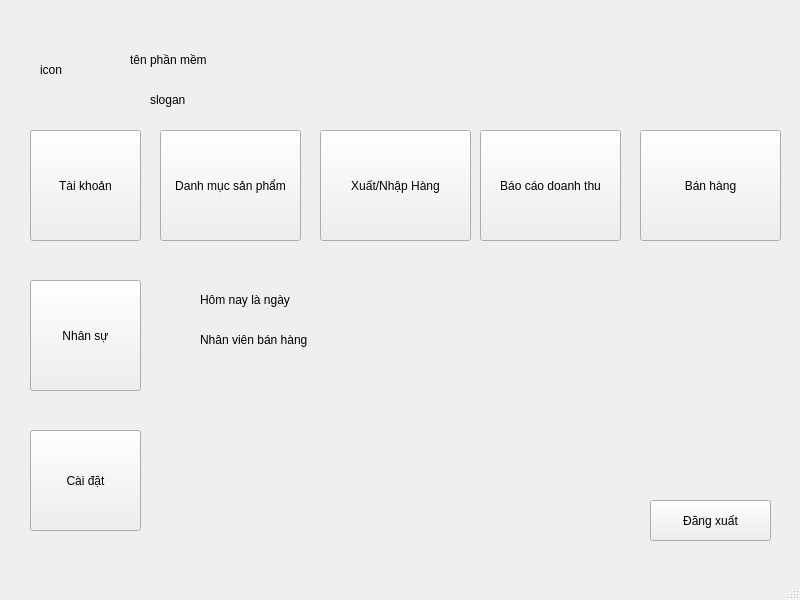
First picture: the form in nekolibro.ui, repository suofujita/nekolibro, before the edit.
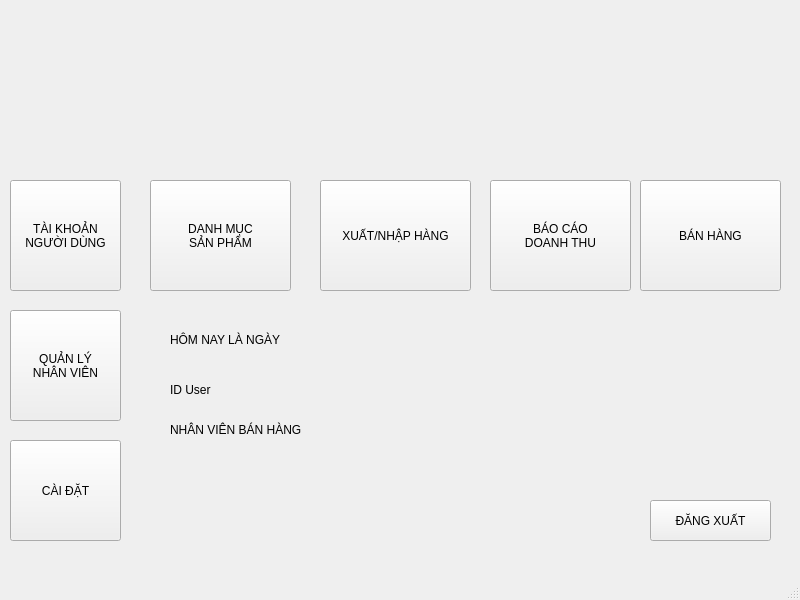
Second picture: the form after the edit. Icons and pictures are not drawn.

The edit to the form file:
```diff
--- a/nekolibro.ui
+++ b/nekolibro.ui
@@ -14,108 +14,91 @@
    <string>NekoLibro</string>
   </property>
   <widget class="QWidget" name="centralwidget">
-   <widget class="QPushButton" name="settings">
-    <property name="geometry">
-     <rect>
-      <x>30</x>
-      <y>430</y>
-      <width>111</width>
-      <height>101</height>
-     </rect>
-    </property>
-    <property name="text">
-     <string>Cài đặt</string>
-    </property>
-   </widget>
-   <widget class="QPushButton" name="reports">
-    <property name="geometry">
-     <rect>
-      <x>480</x>
-      <y>130</y>
-      <width>141</width>
-      <height>111</height>
-     </rect>
-    </property>
-    <property name="text">
-     <string>Báo cáo doanh thu</string>
-    </property>
-   </widget>
-   <widget class="QPushButton" name="import_export">
-    <property name="geometry">
-     <rect>
-      <x>320</x>
-      <y>130</y>
-      <width>151</width>
-      <height>111</height>
-     </rect>
-    </property>
-    <property name="text">
-     <string>Xuất/Nhập Hàng</string>
-    </property>
-   </widget>
-   <widget class="QPushButton" name="users">
-    <property name="geometry">
-     <rect>
-      <x>30</x>
-      <y>130</y>
-      <width>111</width>
-      <height>111</height>
-     </rect>
-    </property>
-    <property name="text">
-     <string>Tài khoản</string>
-    </property>
-   </widget>
-   <widget class="QPushButton" name="employees">
-    <property name="geometry">
-     <rect>
-      <x>30</x>
-      <y>280</y>
-      <width>111</width>
-      <height>111</height>
-     </rect>
-    </property>
-    <property name="text">
-     <string>Nhân sự</string>
-    </property>
-   </widget>
    <widget class="QLabel" name="label">
     <property name="geometry">
      <rect>
-      <x>200</x>
-      <y>290</y>
+      <x>170</x>
+      <y>330</y>
       <width>171</width>
       <height>20</height>
      </rect>
     </property>
     <property name="text">
-     <string>Hôm nay là ngày</string>
+     <string>HÔM NAY LÀ NGÀY</string>
+    </property>
+   </widget>
+   <widget class="QPushButton" name="categories">
+    <property name="geometry">
+     <rect>
+      <x>150</x>
+      <y>180</y>
+      <width>141</width>
+      <height>111</height>
+     </rect>
+    </property>
+    <property name="text">
+     <string>DANH MỤC
+SẢN PHẨM</string>
     </property>
    </widget>
    <widget class="QLabel" name="label_2">
     <property name="geometry">
      <rect>
-      <x>200</x>
-      <y>330</y>
+      <x>170</x>
+      <y>420</y>
       <width>161</width>
       <height>20</height>
      </rect>
     </property>
     <property name="text">
-     <string>Nhân viên bán hàng</string>
+     <string>NHÂN VIÊN BÁN HÀNG</string>
     </property>
    </widget>
-   <widget class="QPushButton" name="categories">
+   <widget class="QPushButton" name="employees">
     <property name="geometry">
      <rect>
-      <x>160</x>
-      <y>130</y>
+      <x>10</x>
+      <y>310</y>
+      <width>111</width>
+      <height>111</height>
+     </rect>
+    </property>
+    <property name="autoFillBackground">
+     <bool>false</bool>
+    </property>
+    <property name="text">
+     <string>QUẢN LÝ
+NHÂN VIÊN</string>
+    </property>
+    <property name="autoDefault">
+     <bool>false</bool>
+    </property>
+   </widget>
+   <widget class="QPushButton" name="users">
+    <property name="geometry">
+     <rect>
+      <x>10</x>
+      <y>180</y>
+      <width>111</width>
+      <height>111</height>
+     </rect>
+    </property>
+    <property name="text">
+     <string>TÀI KHOẢN
+NGƯỜI DÙNG</string>
+    </property>
+   </widget>
+   <widget class="QPushButton" name="sales">
+    <property name="geometry">
+     <rect>
+      <x>640</x>
+      <y>180</y>
       <width>141</width>
       <height>111</height>
      </rect>
     </property>
     <property name="text">
-     <string>Danh mục sản phẩm</string>
+     <string>BÁN HÀNG</string>
     </property>
    </widget>
    <widget class="QPushButton" name="logout">
@@ -128,59 +111,79 @@
      </rect>
     </property>
     <property name="text">
-     <string>Đăng xuất</string>
+     <string>ĐĂNG XUẤT</string>
     </property>
    </widget>
-   <widget class="QLabel" name="label_3">
+   <widget class="QPushButton" name="reports">
     <property name="geometry">
      <rect>
-      <x>150</x>
-      <y>90</y>
-      <width>63</width>
-      <height>20</height>
-     </rect>
-    </property>
-    <property name="text">
-     <string>slogan</string>
-    </property>
-   </widget>
-   <widget class="QLabel" name="label_5">
-    <property name="geometry">
-     <rect>
-      <x>130</x>
-      <y>50</y>
-      <width>141</width>
-      <height>20</height>
-     </rect>
-    </property>
-    <property name="text">
-     <string>tên phần mềm</string>
-    </property>
-   </widget>
-   <widget class="QPushButton" name="sales">
-    <property name="geometry">
-     <rect>
-      <x>640</x>
-      <y>130</y>
+      <x>490</x>
+      <y>180</y>
       <width>141</width>
       <height>111</height>
      </rect>
     </property>
     <property name="text">
-     <string>Bán hàng</string>
+     <string>BÁO CÁO 
+DOANH THU</string>
     </property>
    </widget>
    <widget class="QLabel" name="label_4">
     <property name="geometry">
      <rect>
-      <x>40</x>
-      <y>60</y>
+      <x>170</x>
+      <y>380</y>
       <width>63</width>
       <height>20</height>
      </rect>
     </property>
     <property name="text">
-     <string>icon</string>
+     <string>ID User</string>
+    </property>
+   </widget>
+   <widget class="QPushButton" name="settings">
+    <property name="geometry">
+     <rect>
+      <x>10</x>
+      <y>440</y>
+      <width>111</width>
+      <height>101</height>
+     </rect>
+    </property>
+    <property name="text">
+     <string>CÀI ĐẶT</string>
+    </property>
+   </widget>
+   <widget class="QLabel" name="label_3">
+    <property name="geometry">
+     <rect>
+      <x>10</x>
+      <y>10</y>
+      <width>321</width>
+      <height>161</height>
+     </rect>
+    </property>
+    <property name="text">
+     <string/>
+    </property>
+    <property name="pixmap">
+     <pixmap resource="galeries.qrc">:/image/nekoLibro-ver2.png</pixmap>
+    </property>
+    <property name="scaledContents">
+     <bool>true</bool>
+    </property>
+   </widget>
+   <widget class="QPushButton" name="import_export">
+    <property name="geometry">
+     <rect>
+      <x>320</x>
+      <y>180</y>
+      <width>151</width>
+      <height>111</height>
+     </rect>
+    </property>
+    <property name="text">
+     <string>XUẤT/NHẬP HÀNG</string>
     </property>
    </widget>
   </widget>
```
Left out of the diff: 4 changed lines with no effect on the pictures.
